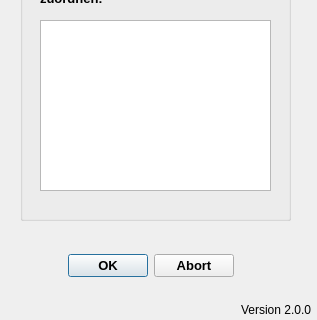
This is qkan/linkflaechen/resources/application_assigntgeb.ui in hoettges/QKan as Qt 5 draws it before an edit; both pictures show x 0 to 317 and y 160 to 480 of the 317 by 480 pixel window. The edited form follows.
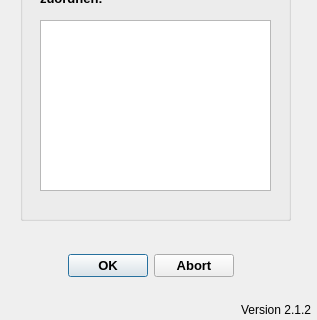
This is the edited form.

What changed in the file:
```diff
--- a/qkan/linkflaechen/resources/application_assigntgeb.ui
+++ b/qkan/linkflaechen/resources/application_assigntgeb.ui
@@ -42,25 +42,6 @@
     <bool>true</bool>
    </property>
   </widget>
-  <widget class="QLabel" name="label_3">
-   <property name="geometry">
-    <rect>
-     <x>240</x>
-     <y>460</y>
-     <width>71</width>
-     <height>20</height>
-    </rect>
-   </property>
-   <property name="toolTip">
-    <string>Version QKan Import</string>
-   </property>
-   <property name="text">
-    <string>Version 2.0.0</string>
-   </property>
-   <property name="alignment">
-    <set>Qt::AlignRight|Qt::AlignTrailing|Qt::AlignVCenter</set>
-   </property>
-  </widget>
   <widget class="QGroupBox" name="groupBox_2">
    <property name="geometry">
     <rect>
@@ -165,6 +146,25 @@
     </property>
    </widget>
   </widget>
+  <widget class="QLabel" name="lb_version">
+   <property name="geometry">
+    <rect>
+     <x>240</x>
+     <y>460</y>
+     <width>71</width>
+     <height>20</height>
+    </rect>
+   </property>
+   <property name="toolTip">
+    <string>Version QKan Import</string>
+   </property>
+   <property name="text">
+    <string>Version 2.1.2</string>
+   </property>
+   <property name="alignment">
+    <set>Qt::AlignRight|Qt::AlignTrailing|Qt::AlignVCenter</set>
+   </property>
+  </widget>
  </widget>
  <resources/>
  <connections>
```
